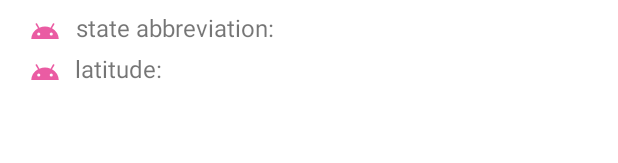
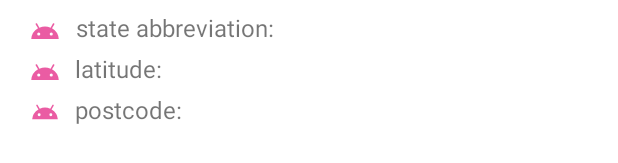
Before and after one commit to YeYaoyy/MusicForumApp, an Android app: the layout place_layout.xml on its own in the app's theme, with its tools: preview values and no code run, on a phone screen of 412 x 824 dp. Shown: the part 176-339 px from the top of the screen. Run offline under Robolectric (Android 15) with nearby library versions, the phone set to English and light mode, and no system bars.

Commit message:
final version

```diff
--- a/app/src/main/java/edu/northeastern/numad22fa_team23/AtYourService.java
+++ b/app/src/main/java/edu/northeastern/numad22fa_team23/AtYourService.java
@@ -98,9 +98,6 @@ public class AtYourService extends AppCompatActivity {
                     @Override
                     public void run() {
                         progressBar.setVisibility(View.GONE);
-                    }
-                }, 4000);
-
                         if (citySearch.isChecked()) {
                             Bundle b = new Bundle();
 
@@ -123,6 +120,8 @@ public class AtYourService extends AppCompatActivity {
                             intent.putExtras(b);
                             startActivity(intent);
                         }
+                    }
+                }, 3000);
             }
         });
 
--- a/app/src/main/res/layout/place_layout.xml
+++ b/app/src/main/res/layout/place_layout.xml
@@ -184,4 +184,42 @@
         android:layout_toEndOf="@+id/latitude"
         android:gravity="center"
         android:textSize="16sp" />
+
+
+    <ImageView
+        android:id="@+id/postcodeIcon"
+        android:src="@drawable/ic_action_name"
+        android:layout_width="20dp"
+        android:layout_height="20dp"
+        android:layout_below="@+id/latitude"
+        android:layout_marginStart="20dp"
+        android:layout_marginTop="7dp" />
+
+    <TextView
+        android:id="@+id/postcode"
+        android:layout_width="wrap_content"
+        android:layout_height="wrap_content"
+        android:layout_below="@+id/latitude"
+        android:layout_marginStart="10dp"
+        android:layout_marginTop="5dp"
+        android:layout_marginEnd="20dp"
+        android:layout_toEndOf="@+id/postcodeIcon"
+        android:gravity="center"
+        android:text="postcode:"
+        android:textSize="16sp" />
+
+    <TextView
+        android:id="@+id/postcodeValue"
+        android:layout_width="wrap_content"
+        android:layout_height="wrap_content"
+        android:layout_below="@+id/latitudeValue"
+        android:layout_marginStart="10dp"
+        android:layout_marginTop="5dp"
+        android:layout_marginEnd="20dp"
+        android:layout_toEndOf="@+id/postcode"
+        android:gravity="center"
+        android:textSize="16sp" />
+
+
+
 </RelativeLayout>
```
Also changed, not shown: app/src/main/java/edu/northeastern/numad22fa_team23/ActivityOuput.java (+6 -2 lines), app/src/main/java/edu/northeastern/numad22fa_team23/PlaceServiceAdapter.java (+14 -0 lines), app/src/main/java/edu/northeastern/numad22fa_team23/ServiceViewHolder.java (+16 -0 lines), app/src/main/java/edu/northeastern/numad22fa_team23/model/PostModel.java (deleted, +0 -27 lines), app/src/main/java/edu/northeastern/numad22fa_team23/model/Responses.java (+12 -0 lines), app/src/main/java/edu/northeastern/numad22fa_team23/model/ResponsesList.java (deleted, +0 -8 lines), 6 other files. Lines whose indentation alone changed are shown as unchanged.
